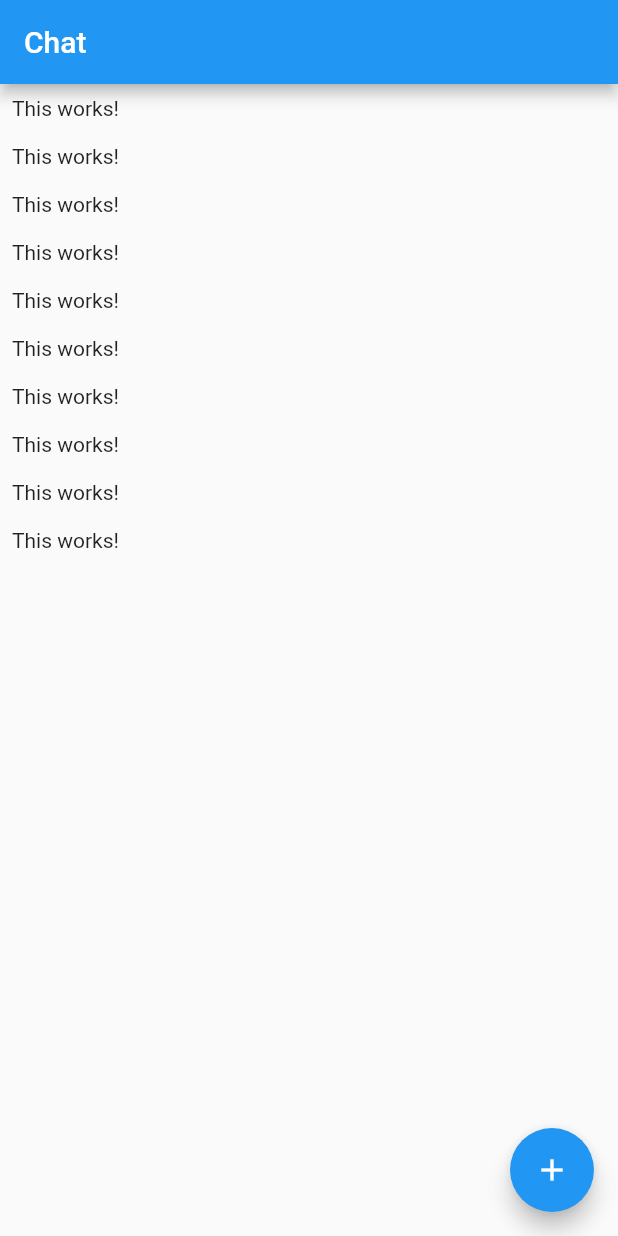
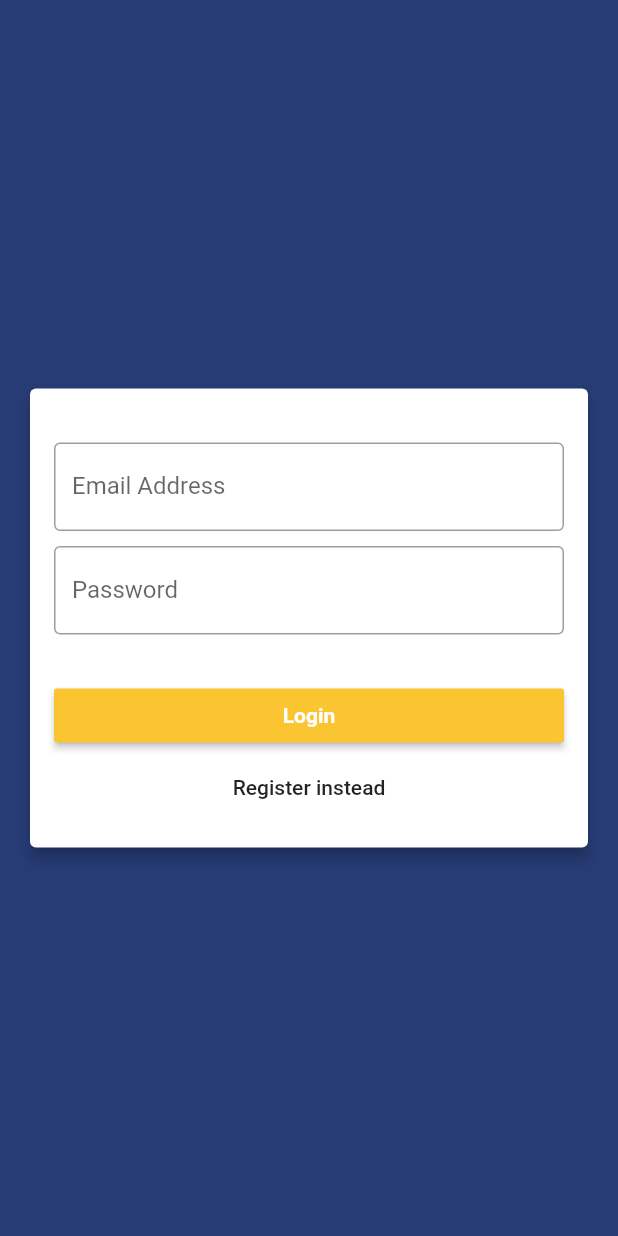
Before and after one commit to JulianGarzon22/chat_firebase, a Flutter app: the screen it shows after launch, on a phone screen of 412 x 824 dp. Run offline on Flutter 3.47's test engine with Material 2 defaults, Android fonts, the phone set to English and light mode, and no system bars; our stand-ins replace cloud_firestore, firebase_auth; accounts and stored records are empty.

Commit message:
Forms, colors and basic login/register connection

```diff
--- /dev/null
+++ b/lib/colors/mazarine_blue.dart
@@ -0,0 +1,16 @@
+import 'package:flutter/material.dart';
+
+const MaterialColor mazarineBlue = MaterialColor(_mazarineBlue, <int, Color>{
+  50: Color(_mazarineBlue),
+  100: Color(_mazarineBlue),
+  200: Color(_mazarineBlue),
+  300: Color(_mazarineBlue),
+  400: Color(_mazarineBlue),
+  500: Color(_mazarineBlue),
+  600: Color(_mazarineBlue),
+  700: Color(_mazarineBlue),
+  800: Color(_mazarineBlue),
+  900: Color(_mazarineBlue),
+});
+
+const int _mazarineBlue = 0xFF273c75;
--- /dev/null
+++ b/lib/colors/rise_n_shine.dart
@@ -0,0 +1,16 @@
+import 'package:flutter/material.dart';
+
+const MaterialColor riseNShine = MaterialColor(_riseNShine, <int, Color>{
+  50: Color(_riseNShine),
+  100: Color(_riseNShine),
+  200: Color(_riseNShine),
+  300: Color(_riseNShine),
+  400: Color(_riseNShine),
+  500: Color(_riseNShine),
+  600: Color(_riseNShine),
+  700: Color(_riseNShine),
+  800: Color(_riseNShine),
+  900: Color(_riseNShine),
+});
+
+const int _riseNShine = 0xFFfbc531;
--- a/lib/main.dart
+++ b/lib/main.dart
@@ -1,6 +1,9 @@
 import 'package:flutter/material.dart';
 
-import 'package:chat_firebase/screens/chat_screen.dart';
+import 'package:chat_firebase/colors/mazarine_blue.dart';
+import 'package:chat_firebase/colors/rise_n_shine.dart';
+
+import 'package:chat_firebase/screens/auth_screen.dart';
 
 void main() {
   runApp(MyApp());
@@ -12,10 +15,13 @@ class MyApp extends StatelessWidget {
     return MaterialApp(
       title: 'Chat',
       theme: ThemeData(
-        primarySwatch: Colors.blue,
+        primaryColor: mazarineBlue,
+        primaryColorBrightness: Brightness.dark,
+        accentColor: riseNShine,
+        accentColorBrightness: Brightness.light,
         visualDensity: VisualDensity.adaptivePlatformDensity,
       ),
-      home: ChatScreen(),
+      home: AuthScreen(),
     );
   }
 }
--- a/lib/screens/auth_screen.dart
+++ b/lib/screens/auth_screen.dart
@@ -1,8 +1,57 @@
 import 'package:flutter/material.dart';
+import 'package:firebase_auth/firebase_auth.dart';
 
-class AuthScreen extends StatelessWidget {
+import 'package:chat_firebase/widgets/auth/auth_form.dart';
+import 'package:flutter/services.dart';
+
+class AuthScreen extends StatefulWidget {
+  @override
+  _AuthScreenState createState() => _AuthScreenState();
+}
+
+class _AuthScreenState extends State<AuthScreen> {
+  final _auth = FirebaseAuth.instance;
+
+  void _submitAuthForm(
+    String email,
+    String password,
+    String username,
+    bool isLogin,
+    BuildContext context,
+  ) async {
+    AuthResult authResult;
+
+    try {
+      if (isLogin) {
+        authResult = await _auth.signInWithEmailAndPassword(
+            email: email, password: password);
+      } else {
+        authResult = await _auth.createUserWithEmailAndPassword(
+            email: email, password: password);
+      }
+    } on PlatformException catch (err) {
+      String message = 'An error occurred!';
+
+      if (err.message != null) {
+        message = err.message;
+      }
+
+      Scaffold.of(context).showSnackBar(
+        SnackBar(
+          content: Text(message),
+          backgroundColor: Theme.of(context).accentColor,
+        ),
+      );
+    } catch (err) {
+      print(err);
+    }
+  }
+
   @override
   Widget build(BuildContext context) {
-    return Container();
+    return Scaffold(
+      body: AuthForm(_submitAuthForm),
+      backgroundColor: Theme.of(context).primaryColor,
+    );
   }
 }
--- /dev/null
+++ b/lib/widgets/auth/auth_form.dart
@@ -0,0 +1,136 @@
+import 'package:flutter/material.dart';
+
+class AuthForm extends StatefulWidget {
+  final void Function(String, String, String, bool, BuildContext) submitFn;
+
+  AuthForm(this.submitFn);
+
+  @override
+  _AuthFormState createState() => _AuthFormState();
+}
+
+class _AuthFormState extends State<AuthForm> {
+  final _formKey = GlobalKey<FormState>();
+
+  bool _isLogin = true;
+  String _userEmail = '';
+  String _userName = '';
+  String _userPassword = '';
+
+  void _trySubmit() {
+    final isValid = _formKey.currentState.validate();
+    FocusScope.of(context).unfocus();
+
+    if (isValid) {
+      _formKey.currentState.save();
+
+      widget.submitFn(_userEmail.trim(), _userPassword.trim(), _userName.trim(),
+          _isLogin, context);
+    }
+  }
+
+  @override
+  Widget build(BuildContext context) {
+    return Center(
+      child: Card(
+        elevation: 4,
+        margin: EdgeInsets.all(20),
+        child: SingleChildScrollView(
+          child: Padding(
+            padding: EdgeInsets.all(16),
+            child: Form(
+              key: _formKey,
+              child: Column(
+                mainAxisSize: MainAxisSize.min,
+                children: <Widget>[
+                  Container(
+                    margin: EdgeInsets.only(bottom: 10, top: 20),
+                    child: TextFormField(
+                      key: ValueKey('email'),
+                      validator: (value) {
+                        if (value.isEmpty || !value.contains('@')) {
+                          return 'Please enter a valid email address';
+                        }
+                        return null;
+                      },
+                      keyboardType: TextInputType.emailAddress,
+                      decoration: InputDecoration(
+                          border: OutlineInputBorder(),
+                          labelText: 'Email Address'),
+                      onSaved: (value) {
+                        _userEmail = value;
+                      },
+                    ),
+                  ),
+                  if (!_isLogin)
+                    Container(
+                      margin: EdgeInsets.only(bottom: 10),
+                      child: TextFormField(
+                        key: ValueKey('username'),
+                        validator: (value) {
+                          if (value.isEmpty || value.length < 4) {
+                            return 'Please enter at least 4 characters';
+                          }
+
+                          return null;
+                        },
+                        decoration: InputDecoration(
+                            border: OutlineInputBorder(),
+                            labelText: 'Username'),
+                        onSaved: (value) {
+                          _userName = value;
+                        },
+                      ),
+                    ),
+                  Container(
+                    margin: EdgeInsets.only(bottom: 30),
+                    child: TextFormField(
+                      key: ValueKey('password'),
+                      validator: (value) {
+                        if (value.isEmpty || value.length < 7) {
+                          return 'Password must have at least 7 characters';
+                        }
+
+                        return null;
+                      },
+                      decoration: InputDecoration(
+                          border: OutlineInputBorder(), labelText: 'Password'),
+                      obscureText: true,
+                      onSaved: (value) {
+                        _userPassword = value;
+                      },
+                    ),
+                  ),
+                  SizedBox(
+                    width: double.infinity,
+                    child: RaisedButton(
+                      color: Theme.of(context).accentColor,
+                      child: Text(
+                        _isLogin ? 'Login' : 'Register',
+                        style: TextStyle(
+                            color: Colors.white, fontWeight: FontWeight.bold),
+                      ),
+                      onPressed: _trySubmit,
+                    ),
+                  ),
+                  SizedBox(
+                    width: double.infinity,
+                    child: FlatButton(
+                      onPressed: () {
+                        setState(() {
+                          _isLogin = !_isLogin;
+                        });
+                      },
+                      child:
+                          Text(_isLogin ? 'Register instead' : 'Login instead'),
+                    ),
+                  )
+                ],
+              ),
+            ),
+          ),
+        ),
+      ),
+    );
+  }
+}
```
Also changed, not shown: lib/screens/chat_screen.dart (+22 -12 lines).
